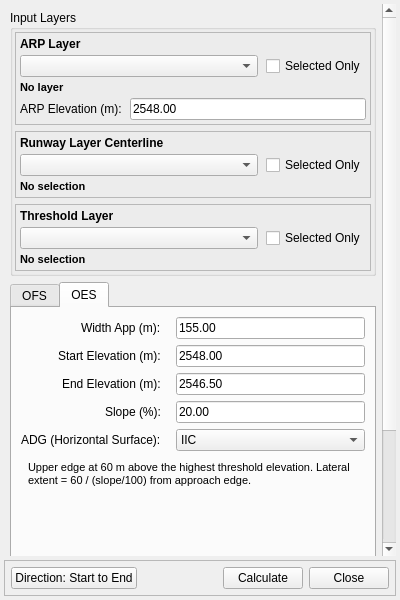
This is qols/ui/new_ols_panel.ui in FLYGHT7/qOLS as Qt 5 draws it before an edit. The edited form follows.
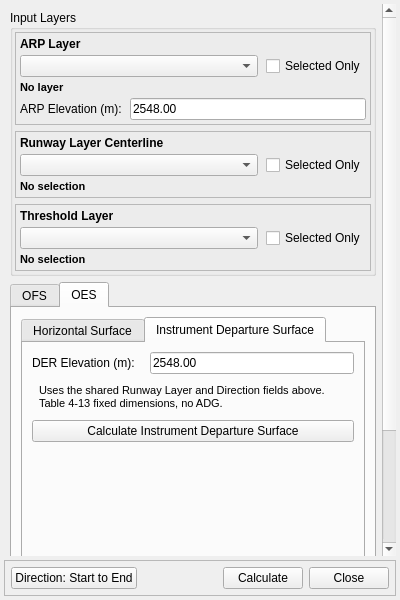
This is the edited form. The open tabs and pages were chosen to show the change. Custom widgets are drawn as their Qt base class.

Commit message: Implement individual OES subtabs for Horizontal and Instrument Departure surfaces, enhancing parameter management and calculation processes.

What changed in the file:
```diff
--- a/qols/ui/new_ols_panel.ui
+++ b/qols/ui/new_ols_panel.ui
@@ -415,64 +415,32 @@
       <!-- OES TAB -->
       <widget class="QWidget" name="tab_oes">
        <attribute name="title"><string>OES</string></attribute>
-       <layout class="QFormLayout" name="formLayout_oes">
+       <layout class="QVBoxLayout" name="verticalLayout_oes">
+
+        <!-- #159 — each OES surface is its own subtab with its own
+             Calculate button and only its own parameters, instead of
+             one shared Calculate bundling every OES surface together. -->
+        <item>
+         <widget class="QTabWidget" name="oesSubTabWidget">
+          <property name="tabPosition">
+           <enum>QTabWidget::North</enum>
+          </property>
+
+          <!-- HORIZONTAL SURFACE SUBTAB (#134) -->
+          <widget class="QWidget" name="oes_sub_horizontal">
+           <attribute name="title"><string>Horizontal Surface</string></attribute>
+           <layout class="QFormLayout" name="formLayout_oes_horizontal">
         <property name="fieldGrowthPolicy"><enum>QFormLayout::AllNonFixedFieldsGrow</enum></property>
         <property name="labelAlignment"><set>Qt::AlignRight|Qt::AlignVCenter</set></property>
         <property name="horizontalSpacing"><number>15</number></property>
         <property name="verticalSpacing"><number>6</number></property>
 
         <item row="0" column="0">
-         <widget class="QLabel" name="label_widthApp_oes">
-          <property name="text"><string>Width App (m):</string></property>
-         </widget>
-        </item>
-        <item row="0" column="1">
-         <widget class="QLineEdit" name="spin_widthApp_oes">
-          <property name="text"><string>155.00</string></property>
-          <property name="toolTip"><string>Approach inner edge width from OFS tab. Auto-populated; editable.</string></property>
-         </widget>
-        </item>
-
-        <item row="1" column="0">
-         <widget class="QLabel" name="label_Z0_oes">
-          <property name="text"><string>Start Elevation (m):</string></property>
-         </widget>
-        </item>
-        <item row="1" column="1">
-         <widget class="QLineEdit" name="spin_Z0_oes">
-          <property name="text"><string>2548.00</string></property>
-         </widget>
-        </item>
-
-        <item row="2" column="0">
-         <widget class="QLabel" name="label_ZE_oes">
-          <property name="text"><string>End Elevation (m):</string></property>
-         </widget>
-        </item>
-        <item row="2" column="1">
-         <widget class="QLineEdit" name="spin_ZE_oes">
-          <property name="text"><string>2546.50</string></property>
-         </widget>
-        </item>
-
-        <item row="3" column="0">
-         <widget class="QLabel" name="label_slope_oes">
-          <property name="text"><string>Slope (%):</string></property>
-         </widget>
-        </item>
-        <item row="3" column="1">
-         <widget class="QLineEdit" name="spin_slope_oes">
-          <property name="text"><string>20.00</string></property>
-          <property name="toolTip"><string>Transitional surface slope in percent. Default 20%.</string></property>
-         </widget>
-        </item>
-
-        <item row="4" column="0">
          <widget class="QLabel" name="label_adg_horizontal_oes">
           <property name="text"><string>ADG (Horizontal Surface):</string></property>
          </widget>
         </item>
-        <item row="4" column="1">
+            <item row="0" column="1">
          <widget class="QComboBox" name="combo_adg_horizontal_oes">
           <property name="minimumHeight"><number>22</number></property>
           <property name="currentIndex"><number>3</number></property>
@@ -487,13 +455,67 @@
          </widget>
         </item>
 
-        <item row="5" column="0" colspan="2">
-         <widget class="QLabel" name="label_oes_note">
+            <item row="1" column="0" colspan="2">
+             <widget class="QLabel" name="label_oes_horizontal_note">
           <property name="text">
-           <string>Upper edge at 60 m above the highest threshold elevation. Lateral extent = 60 / (slope/100) from approach edge.</string>
+               <string>Uses the shared ARP Elevation and Direction fields above. Table 4-10 ring set, keyed by ADG.</string>
           </property>
           <property name="wordWrap"><bool>true</bool></property>
           <property name="styleSheet"><string>QLabel { font-size: 11px; padding: 4px; }</string></property>
+             </widget>
+            </item>
+
+            <item row="2" column="0" colspan="2">
+             <widget class="QPushButton" name="calculateButton_oes_horizontal">
+              <property name="text"><string>Calculate Horizontal Surface</string></property>
+              <property name="minimumHeight"><number>30</number></property>
+             </widget>
+            </item>
+
+           </layout>
+          </widget>
+
+          <!-- INSTRUMENT DEPARTURE SURFACE SUBTAB (#136) -->
+          <widget class="QWidget" name="oes_sub_departure">
+           <attribute name="title"><string>Instrument Departure Surface</string></attribute>
+           <layout class="QFormLayout" name="formLayout_oes_departure">
+            <property name="fieldGrowthPolicy"><enum>QFormLayout::AllNonFixedFieldsGrow</enum></property>
+            <property name="labelAlignment"><set>Qt::AlignRight|Qt::AlignVCenter</set></property>
+            <property name="horizontalSpacing"><number>15</number></property>
+            <property name="verticalSpacing"><number>6</number></property>
+
+            <item row="0" column="0">
+             <widget class="QLabel" name="label_Z0_oes">
+              <property name="text"><string>DER Elevation (m):</string></property>
+             </widget>
+            </item>
+            <item row="0" column="1">
+             <widget class="QLineEdit" name="spin_Z0_oes">
+              <property name="text"><string>2548.00</string></property>
+              <property name="toolTip"><string>Departure End of Runway elevation. Surface starts 5 m above this value (Table 4-13).</string></property>
+             </widget>
+            </item>
+
+            <item row="1" column="0" colspan="2">
+             <widget class="QLabel" name="label_oes_departure_note">
+              <property name="text">
+               <string>Uses the shared Runway Layer and Direction fields above. Table 4-13 fixed dimensions, no ADG.</string>
+              </property>
+              <property name="wordWrap"><bool>true</bool></property>
+              <property name="styleSheet"><string>QLabel { font-size: 11px; padding: 4px; }</string></property>
+             </widget>
+            </item>
+
+            <item row="2" column="0" colspan="2">
+             <widget class="QPushButton" name="calculateButton_oes_departure">
+              <property name="text"><string>Calculate Instrument Departure Surface</string></property>
+              <property name="minimumHeight"><number>30</number></property>
+             </widget>
+            </item>
+
+           </layout>
+          </widget>
+
          </widget>
         </item>
 
```
Lines whose indentation alone changed are shown as unchanged. The commit also changes 3 other files.
